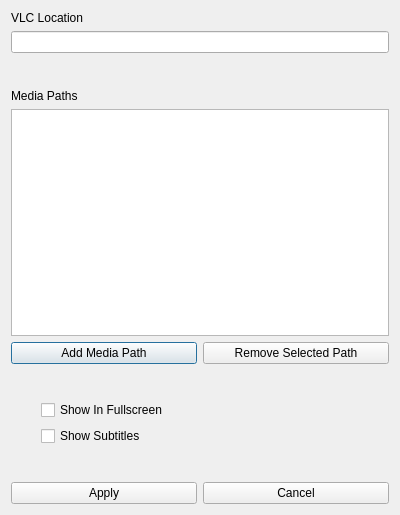
The window that settings.ui (madsprinkler219/QT_VLC_Media_Player) describes before a commit, drawn with Qt 5.
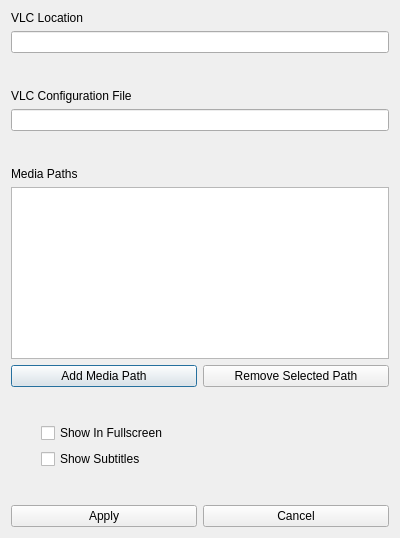
The same window after the commit.

Commit message: Settings are saved to VLC configuration file

What changed in the file:
```diff
--- a/settings.ui
+++ b/settings.ui
@@ -7,7 +7,7 @@
     <x>0</x>
     <y>0</y>
     <width>400</width>
-    <height>515</height>
+    <height>538</height>
    </rect>
   </property>
   <property name="windowTitle">
@@ -40,6 +40,32 @@
      </property>
     </spacer>
    </item>
+   <item>
+    <widget class="QLabel" name="label_3">
+     <property name="text">
+      <string>VLC Configuration File</string>
+     </property>
+    </widget>
+   </item>
+   <item>
+    <widget class="QLineEdit" name="lineEdit_2"/>
+   </item>
+   <item>
+    <spacer name="verticalSpacer_4">
+     <property name="orientation">
+      <enum>Qt::Vertical</enum>
+     </property>
+     <property name="sizeType">
+      <enum>QSizePolicy::Fixed</enum>
+     </property>
+     <property name="sizeHint" stdset="0">
+      <size>
+       <width>20</width>
+       <height>30</height>
+      </size>
+     </property>
+    </spacer>
+   </item>
    <item>
     <widget class="QLabel" name="label_2">
      <property name="text">
```
The commit also changes 3 other files.
